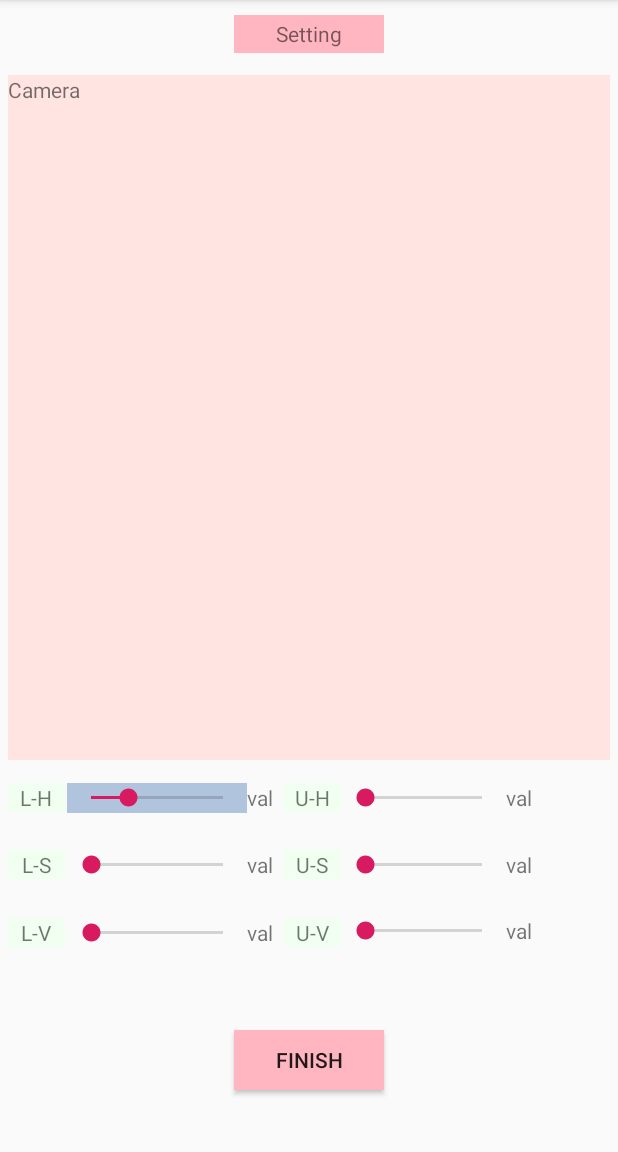
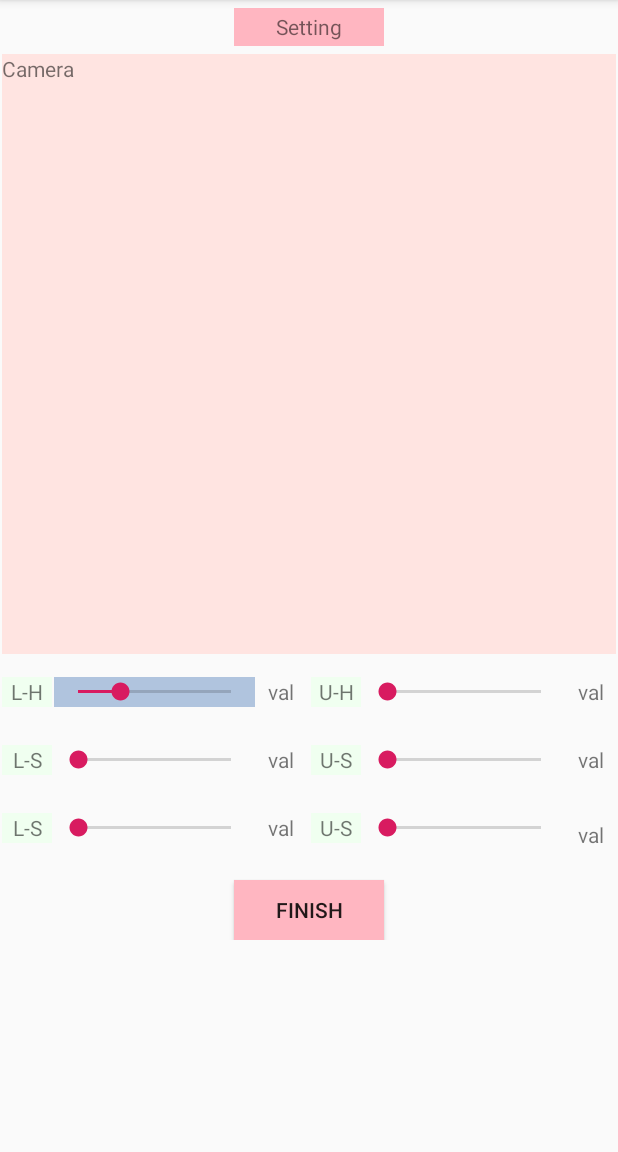
Before and after one commit to 06Ag/Capstone, an Android app: the HsvSetting screen opened directly, with no data from a screen before it, on a phone screen of 412 x 824 dp, the part 84-1236 px from its top. Run offline under Robolectric (Android 15) with nearby library versions, the phone set to English and light mode, and no system bars.

Commit message:
두번째 수정

```diff
--- a/Signlanguage/app/src/main/java/com/example/signlanguage/HsvSetting.java
+++ b/Signlanguage/app/src/main/java/com/example/signlanguage/HsvSetting.java
@@ -17,11 +17,10 @@ public class HsvSetting extends AppCompatActivity {
         setContentView(R.layout.activity_hsv_setting);
 
         int devalue = 50;
-        SeekBar lhseekBar,lsseekBar,lvseekBar, seekBar;
-        TextView lh, ls, lv;
+        SeekBar  seekBar;
 
         seekBar = (SeekBar)findViewById(R.id.seekBar);
-        final TextView tv=(TextView)findViewById(R.id.val5);
+        final TextView tv=(TextView)findViewById(R.id.LHval);
 
         seekBar.setProgress(devalue); //초기값을 50으로 설정
         seekBar.setOnSeekBarChangeListener(new SeekBar.OnSeekBarChangeListener() {
--- a/Signlanguage/app/src/main/res/layout/activity_hsv_setting.xml
+++ b/Signlanguage/app/src/main/res/layout/activity_hsv_setting.xml
@@ -6,237 +6,254 @@
     android:layout_height="match_parent"
     tools:context=".HsvSetting">
 
-    <TextView
-        android:id="@+id/val4"
-        android:layout_width="wrap_content"
-        android:layout_height="20dp"
-        android:text="val"
-        app:layout_constraintStart_toEndOf="@+id/seekBar5"
-        app:layout_constraintTop_toTopOf="@+id/seekBar5" />
-
-    <TextView
-        android:id="@+id/val5"
-        android:layout_width="wrap_content"
-        android:layout_height="20dp"
-        android:text="val"
-        app:layout_constraintBottom_toBottomOf="@+id/seekBar"
-        app:layout_constraintStart_toEndOf="@+id/seekBar" />
+    <LinearLayout
+        android:layout_width="match_parent"
+        android:layout_height="wrap_content"
+        android:orientation="vertical"
+        android:layout_marginLeft="1dp"
+        android:layout_marginRight="1dp"
+        >
 
         <TextView
             android:id="@+id/settitle"
             android:layout_width="100dp"
             android:layout_height="25dp"
-        android:layout_marginTop="10dp"
+            android:layout_marginTop="5dp"
+            android:layout_marginBottom="5dp"
             android:background="@color/lightpink"
             android:gravity="center_horizontal|center_vertical"
             android:text="Setting"
-        app:layout_constraintEnd_toEndOf="parent"
-        app:layout_constraintStart_toStartOf="parent"
-        app:layout_constraintTop_toTopOf="parent" />
+            android:layout_gravity="center"
+         />
 
         <TextView
             android:id="@+id/camera"
             android:layout_width="match_parent"
-        android:layout_height="0dp"
-        android:layout_marginLeft="5dp"
-        android:layout_marginTop="50dp"
-        android:layout_marginRight="5dp"
-        android:layout_marginBottom="180dp"
+            android:layout_height="400dp"
             android:background="@color/mistyrose"
-        android:text="Camera"
-        app:layout_constraintBottom_toTopOf="@+id/finish"
-        app:layout_constraintEnd_toEndOf="parent"
-        app:layout_constraintStart_toStartOf="parent"
-        app:layout_constraintTop_toTopOf="parent" />
+            android:text="Camera"/>
 
+        <LinearLayout
+            android:layout_width="match_parent"
+            android:layout_height="wrap_content"
+            android:orientation="horizontal"
+            >
             <TextView
-        android:id="@+id/tv_val"
-        android:layout_width="38dp"
-        android:layout_height="wrap_content"
-        android:layout_marginStart="5dp"
-        android:layout_marginLeft="5dp"
+                android:id="@+id/L-H"
+                android:layout_width="0dp"
+                android:layout_height="20dp"
+                android:layout_weight="1"
                 android:layout_marginTop="15dp"
+                android:text="L-H"
                 android:background="@color/honeydew"
                 android:gravity="center_horizontal|center_vertical"
-        android:text="L-H"
-        app:layout_constraintEnd_toStartOf="@+id/seekBar"
-        app:layout_constraintStart_toStartOf="parent"
-        app:layout_constraintTop_toBottomOf="@+id/camera" />
-
-
-    <TextView
-        android:id="@+id/tv_val2"
-        android:layout_width="38dp"
-        android:layout_height="wrap_content"
-        android:layout_marginStart="5dp"
-        android:layout_marginLeft="5dp"
-        android:layout_marginTop="60dp"
-        android:background="@color/honeydew"
-        android:gravity="center_horizontal|center_vertical"
-        android:text="L-S"
-        app:layout_constraintEnd_toStartOf="@+id/seekBar2"
-        app:layout_constraintStart_toStartOf="parent"
-        app:layout_constraintTop_toBottomOf="@+id/camera" />
-
-    <TextView
-        android:id="@+id/tv_val3"
-        android:layout_width="38dp"
-        android:layout_height="wrap_content"
-        android:layout_marginStart="5dp"
-        android:layout_marginLeft="5dp"
-        android:layout_marginTop="105dp"
-        android:background="@color/honeydew"
-        android:gravity="center_horizontal|center_vertical"
-        android:text="L-V"
-        app:layout_constraintEnd_toStartOf="@+id/seekBar3"
-        app:layout_constraintStart_toStartOf="parent"
-        app:layout_constraintTop_toBottomOf="@+id/camera" />
-
-    <TextView
-        android:id="@+id/tv_val4"
-        android:layout_width="38dp"
-        android:layout_height="wrap_content"
-        android:layout_marginLeft="7dp"
-        android:layout_marginTop="15dp"
-        android:background="@color/honeydew"
-        android:gravity="center_horizontal|center_vertical"
-        android:text="U-H"
-        app:layout_constraintLeft_toRightOf="@+id/val5"
-        app:layout_constraintTop_toBottomOf="@+id/camera" />
-
-    <TextView
-        android:id="@+id/tv_val5"
-        android:layout_width="38dp"
-        android:layout_height="wrap_content"
-        android:layout_marginLeft="7dp"
-        android:layout_marginTop="60dp"
-        android:background="@color/honeydew"
-        android:gravity="center_horizontal|center_vertical"
-        android:text="U-S"
-        app:layout_constraintLeft_toRightOf="@+id/val"
-        app:layout_constraintTop_toBottomOf="@+id/camera" />
-
-    <TextView
-        android:id="@+id/tv_val6"
-        android:layout_width="38dp"
-        android:layout_height="wrap_content"
-        android:layout_marginLeft="7dp"
-        android:layout_marginTop="105dp"
-        android:background="@color/honeydew"
-        android:gravity="center_horizontal|center_vertical"
-        android:text="U-V"
-        app:layout_constraintLeft_toRightOf="@+id/val2"
-        app:layout_constraintTop_toBottomOf="@+id/camera" />
+                />
 
             <SeekBar
                 android:id="@+id/seekBar"
-        android:layout_width="120dp"
+                android:layout_width="0dp"
                 android:layout_height="20dp"
+                android:layout_weight="4"
                 android:layout_marginLeft="1dp"
                 android:layout_marginTop="15dp"
                 android:background="@color/lightsteelblue"
                 android:max="179"
-        app:layout_constraintStart_toEndOf="@+id/tv_val"
-        app:layout_constraintTop_toBottomOf="@+id/camera" />
+                />
+            <TextView
+                android:id="@+id/LHval"
+                android:layout_width="0dp"
+                android:layout_height="20dp"
+                android:layout_weight="1"
+                android:layout_marginTop="15dp"
+                android:text="val"
+                android:gravity="center_horizontal|center_vertical"
+                />
+
+            <TextView
+                android:id="@+id/U-H"
+                android:layout_width="0dp"
+                android:layout_height="20dp"
+                android:layout_weight="1"
+                android:layout_marginTop="15dp"
+                android:layout_marginLeft="4dp"
+                android:text="U-H"
+                android:background="@color/honeydew"
+                android:gravity="center_horizontal|center_vertical"
+                />
 
             <SeekBar
                 android:id="@+id/seekBar2"
-        android:layout_width="120dp"
+                android:layout_width="0dp"
                 android:layout_height="20dp"
+                android:layout_weight="4"
+                android:layout_marginTop="15dp"
                 android:layout_marginLeft="1dp"
-        android:layout_marginTop="60dp"
                 android:max="255"
-        app:layout_constraintStart_toEndOf="@+id/tv_val2"
-        app:layout_constraintTop_toBottomOf="@+id/camera" />
+                />
+            <TextView
+                android:id="@+id/UHval"
+                android:layout_width="0dp"
+                android:layout_height="20dp"
+                android:layout_weight="1"
+                android:layout_marginTop="15dp"
+                android:text="val"
+                android:gravity="center_horizontal|center_vertical"
+                />
+        </LinearLayout>
+
+        <LinearLayout
+            android:layout_width="match_parent"
+            android:layout_height="wrap_content"
+            android:orientation="horizontal"
+            android:layout_marginTop="10dp"
+            >
+
+            <TextView
+                android:id="@+id/L-S"
+                android:layout_width="0dp"
+                android:layout_height="20dp"
+                android:layout_weight="1"
+                android:layout_marginTop="15dp"
+                android:text="L-S"
+                android:background="@color/honeydew"
+                android:gravity="center_horizontal|center_vertical"
+                />
 
             <SeekBar
                 android:id="@+id/seekBar3"
-        android:layout_width="120dp"
+                android:layout_width="0dp"
                 android:layout_height="20dp"
+                android:layout_weight="4"
                 android:layout_marginLeft="1dp"
-        android:layout_marginTop="105dp"
+                android:layout_marginTop="15dp"
                 android:max="255"
-        app:layout_constraintStart_toEndOf="@+id/tv_val3"
-        app:layout_constraintTop_toBottomOf="@+id/camera" />
+                />
+            <TextView
+                android:id="@+id/LSval"
+                android:layout_width="0dp"
+                android:layout_height="20dp"
+                android:layout_weight="1"
+                android:layout_marginTop="15dp"
+                android:text="val"
+                android:gravity="center_horizontal|center_vertical"
+                />
+
+            <TextView
+                android:id="@+id/U-S"
+                android:layout_width="0dp"
+                android:layout_height="20dp"
+                android:layout_weight="1"
+                android:layout_marginTop="15dp"
+                android:layout_marginLeft="4dp"
+                android:text="U-S"
+                android:background="@color/honeydew"
+                android:gravity="center_horizontal|center_vertical"
+                />
 
             <SeekBar
-        android:id="@+id/seekBar4"
-        android:layout_width="110dp"
+                android:id="@+id/seekBa4"
+                android:layout_width="0dp"
                 android:layout_height="20dp"
+                android:layout_weight="4"
                 android:layout_marginTop="15dp"
-        android:max="179"
-        app:layout_constraintEnd_toEndOf="parent"
-        app:layout_constraintHorizontal_bias="0.0"
-        app:layout_constraintStart_toEndOf="@+id/tv_val4"
-        app:layout_constraintTop_toBottomOf="@+id/camera" />
+                android:layout_marginLeft="1dp"
+                android:max="255"
+                />
+            <TextView
+                android:id="@+id/USval"
+                android:layout_width="0dp"
+                android:layout_height="20dp"
+                android:layout_weight="1"
+                android:layout_marginTop="15dp"
+                android:text="val"
+                android:gravity="center_horizontal|center_vertical"
+                />
+        </LinearLayout>
+
+        <LinearLayout
+            android:layout_width="match_parent"
+            android:layout_height="wrap_content"
+            android:orientation="horizontal"
+            android:layout_marginTop="10dp"
+            >
+
+            <TextView
+                android:id="@+id/L-V"
+                android:layout_width="0dp"
+                android:layout_height="20dp"
+                android:layout_weight="1"
+                android:layout_marginTop="15dp"
+                android:text="L-S"
+                android:background="@color/honeydew"
+                android:gravity="center_horizontal|center_vertical"
+                />
 
             <SeekBar
                 android:id="@+id/seekBar5"
-        android:layout_width="110dp"
+                android:layout_width="0dp"
                 android:layout_height="20dp"
-        android:layout_marginTop="60dp"
+                android:layout_weight="4"
+                android:layout_marginLeft="1dp"
+                android:layout_marginTop="15dp"
                 android:max="255"
-        app:layout_constraintEnd_toEndOf="parent"
-        app:layout_constraintHorizontal_bias="0.0"
-        app:layout_constraintStart_toEndOf="@+id/tv_val5"
-        app:layout_constraintTop_toBottomOf="@+id/camera" />
+                />
+            <TextView
+                android:id="@+id/LVval"
+                android:layout_width="0dp"
+                android:layout_height="20dp"
+                android:layout_weight="1"
+                android:layout_marginTop="15dp"
+                android:text="val"
+                android:gravity="center_horizontal|center_vertical"
+                />
 
+            <TextView
+                android:id="@+id/U-V"
+                android:layout_width="0dp"
+                android:layout_height="20dp"
+                android:layout_weight="1"
+                android:layout_marginTop="15dp"
+                android:layout_marginLeft="4dp"
+                android:text="U-S"
+                android:background="@color/honeydew"
+                android:gravity="center_horizontal|center_vertical"
+                />
 
             <SeekBar
-        android:id="@+id/seekBar6"
-        android:layout_width="110dp"
+                android:id="@+id/seekBa6"
+                android:layout_width="0dp"
                 android:layout_height="20dp"
-        android:layout_marginTop="104dp"
+                android:layout_weight="4"
+                android:layout_marginTop="15dp"
+                android:layout_marginLeft="1dp"
                 android:max="255"
-        app:layout_constraintEnd_toEndOf="parent"
-        app:layout_constraintHorizontal_bias="0.0"
-        app:layout_constraintStart_toEndOf="@+id/tv_val6"
-        app:layout_constraintTop_toBottomOf="@+id/camera" />
-
+                />
             <TextView
-        android:id="@+id/val6"
-        android:layout_width="wrap_content"
+                android:id="@+id/UVval"
+                android:layout_width="0dp"
                 android:layout_height="20dp"
+                android:layout_weight="1"
+                android:layout_marginTop="20dp"
                 android:text="val"
-        app:layout_constraintStart_toEndOf="@+id/seekBar6"
-        app:layout_constraintTop_toTopOf="@+id/seekBar6" />
-
-    <TextView
-        android:id="@+id/val3"
-        android:layout_width="wrap_content"
-        android:layout_height="20dp"
-        android:text="val"
-        app:layout_constraintStart_toEndOf="@+id/seekBar4"
-        app:layout_constraintTop_toTopOf="@+id/seekBar4" />
-
-    <TextView
-        android:id="@+id/val"
-        android:layout_width="wrap_content"
-        android:layout_height="20dp"
-        android:text="val"
-        app:layout_constraintStart_toEndOf="@+id/seekBar2"
-        app:layout_constraintTop_toTopOf="@+id/seekBar2" />
-
-    <TextView
-        android:id="@+id/val2"
-        android:layout_width="wrap_content"
-        android:layout_height="20dp"
-        android:text="val"
-        app:layout_constraintStart_toEndOf="@+id/seekBar3"
-        app:layout_constraintTop_toTopOf="@+id/seekBar3" />
+                android:gravity="center_horizontal|center_vertical"
+                />
+        </LinearLayout>
 
         <Button
             android:id="@+id/finish"
             android:layout_width="100dp"
             android:layout_height="40dp"
-        android:layout_centerInParent="true"
-        android:layout_marginBottom="41dp"
+            android:layout_marginTop="20dp"
             android:background="@color/lightpink"
             android:text="Finish"
-        app:layout_constraintBottom_toBottomOf="parent"
-        app:layout_constraintEnd_toEndOf="parent"
-        app:layout_constraintStart_toStartOf="parent"
-        app:layout_constraintTop_toBottomOf="@+id/camera" />
+            android:layout_gravity="center"
+            />
+
+    </LinearLayout>
+
+
+
+
 
 
 </androidx.constraintlayout.widget.ConstraintLayout>
```
Lines whose indentation alone changed are shown as unchanged.
